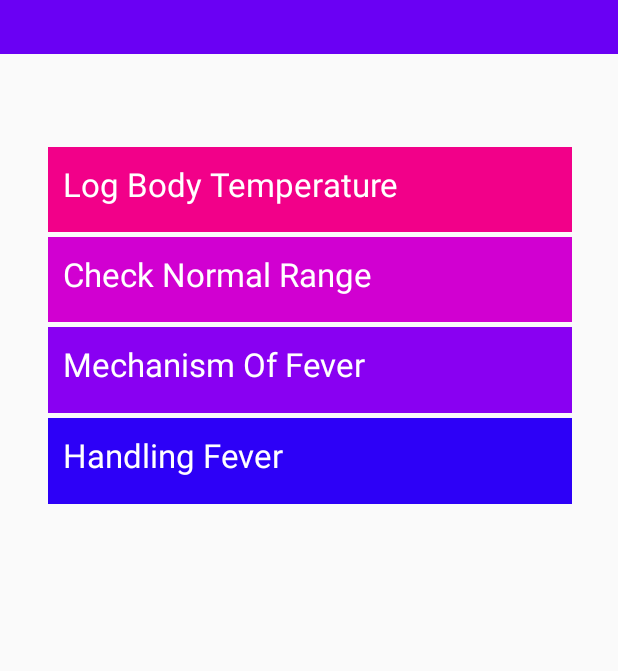
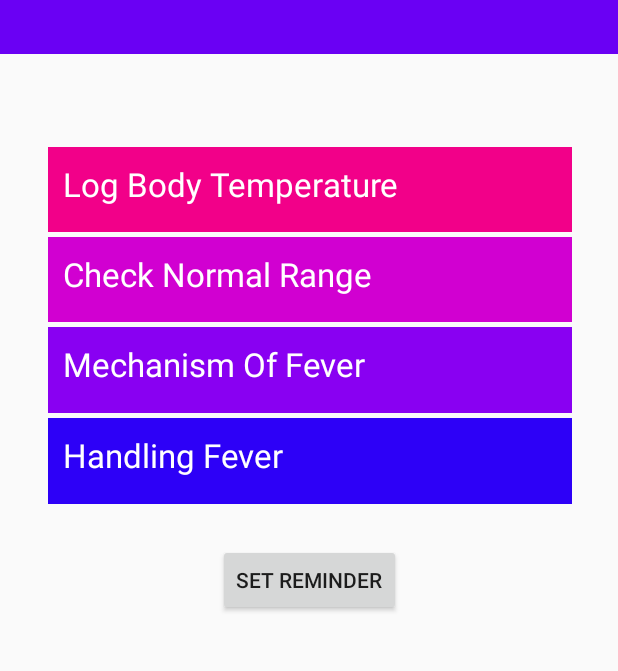
Before and after one commit to RyuseiInoue/BTTracker, an Android app: the screen it shows after launch (MainActivity), on a phone screen of 412 x 824 dp, the part 375-1046 px from its top. Run offline under Robolectric (Android 15) with nearby library versions, the phone set to English and light mode, and no system bars.

```diff
--- a/app/src/main/java/com/example/firstcreate/MainActivity.java
+++ b/app/src/main/java/com/example/firstcreate/MainActivity.java
@@ -2,11 +2,17 @@ package com.example.firstcreate;
 
 import androidx.appcompat.app.AppCompatActivity;
 
+import android.app.AlarmManager;
+import android.app.NotificationChannel;
+import android.app.NotificationManager;
+import android.app.PendingIntent;
 import android.content.Intent;
 import android.net.Uri;
+import android.os.Build;
 import android.os.Bundle;
 import android.view.View;
 import android.widget.TextView;
+import android.widget.Toast;
 
 public class MainActivity extends AppCompatActivity implements
         View.OnClickListener {
@@ -15,6 +21,10 @@ public class MainActivity extends AppCompatActivity implements
     protected void onCreate(Bundle savedInstanceState) {
         super.onCreate(savedInstanceState);
         setContentView(R.layout.activity_main);
+
+
+        createNotificationChannel();
+
 
         TextView mainButton1 = findViewById(R.id.MainButton1);
         mainButton1.setOnClickListener(this);
@@ -60,4 +70,50 @@ public class MainActivity extends AppCompatActivity implements
         }
     }
 
+    public void setReminder(View view) {
+        // When user clicks "SET REMINDER" button, a toast message will
+        // pop up to let user know that a reminder is set
+        Toast.makeText(this, "Reminder set!", Toast.LENGTH_SHORT).show();
+        // Create an intent object to start
+        // the ReminderBroadcastReceiver class
+        Intent intent = new Intent(this, ReminderBroadcastReceiver.class);
+        // Create a pending intent so that the intent object above
+        // will only fire when alarm triggers
+        PendingIntent pd = PendingIntent.getBroadcast(this, 0, intent, 0);
+        // create an AlarmManager
+        AlarmManager alarmManager=
+                (AlarmManager)getSystemService(ALARM_SERVICE);
+        // Repeating interval for the alarmManager is set to 6 second
+        // for demonstration purpose
+        // In real world application, users may want to get daily reminder
+        // In that case, set the interval to 1000 * 60 * 60 * 24
+        long interval = 1000*6;
+        // set up a repeating alarm so that the notification reminder
+        // gets fired at the set interval
+        alarmManager.setRepeating(AlarmManager.RTC_WAKEUP,
+                System.currentTimeMillis(), interval, pd);
+    }
+
+
+    private void createNotificationChannel(){
+        // First, check SDK version
+        // Create notification channel only if SDK version > Android 8 Oreo
+        // CAUTION: It's Oreo's O, not number 0!!!
+        if(Build.VERSION.SDK_INT >= Build.VERSION_CODES.O){
+            String channelID = "BT_Tracker_Channel";
+            String channelName = "BTTrackerReminderChannel";
+            String channelDescription = "Channel for BT Tracker reminder";
+            int importance = NotificationManager.IMPORTANCE_DEFAULT;
+            NotificationChannel channel = new NotificationChannel(channelID,
+                    channelName, importance);
+            channel.setDescription(channelDescription);
+            // Create a notification manager
+            NotificationManager notificationManager =
+                    getSystemService(NotificationManager.class);
+            // Create notification channel
+            notificationManager.createNotificationChannel(channel);
+        }
+    }
+
+
 }
--- a/app/src/main/res/layout/activity_main.xml
+++ b/app/src/main/res/layout/activity_main.xml
@@ -41,6 +41,7 @@
         app:srcCompat="@android:drawable/btn_star" />
 
     <LinearLayout
+        android:id="@+id/linearLayout2"
         android:layout_width="349dp"
         android:layout_height="238dp"
         android:layout_marginLeft="8dp"
@@ -136,4 +137,18 @@
 
 
 ]]>
+
+    <Button
+        android:id="@+id/setReminderButton"
+        android:layout_width="wrap_content"
+        android:layout_height="wrap_content"
+        android:text="Set Reminder"
+        android:onClick="setReminder"
+        app:layout_constraintBottom_toBottomOf="parent"
+        app:layout_constraintEnd_toEndOf="parent"
+        app:layout_constraintHorizontal_bias="0.50"
+        app:layout_constraintStart_toStartOf="parent"
+        app:layout_constraintTop_toBottomOf="@+id/linearLayout2"
+        app:layout_constraintVertical_bias="0.14" />
+
 </androidx.constraintlayout.widget.ConstraintLayout>
```
Also changed, not shown: app/src/main/AndroidManifest.xml (+6 -1 lines), app/src/main/java/com/example/firstcreate/ReminderBroadcastReceiver.java (added, +29 -0 lines).
